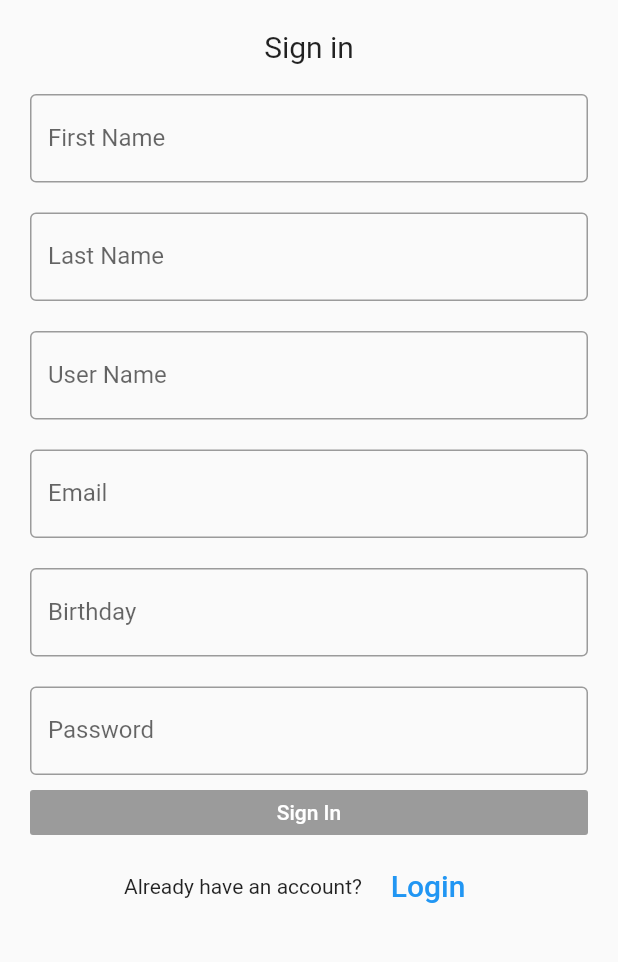
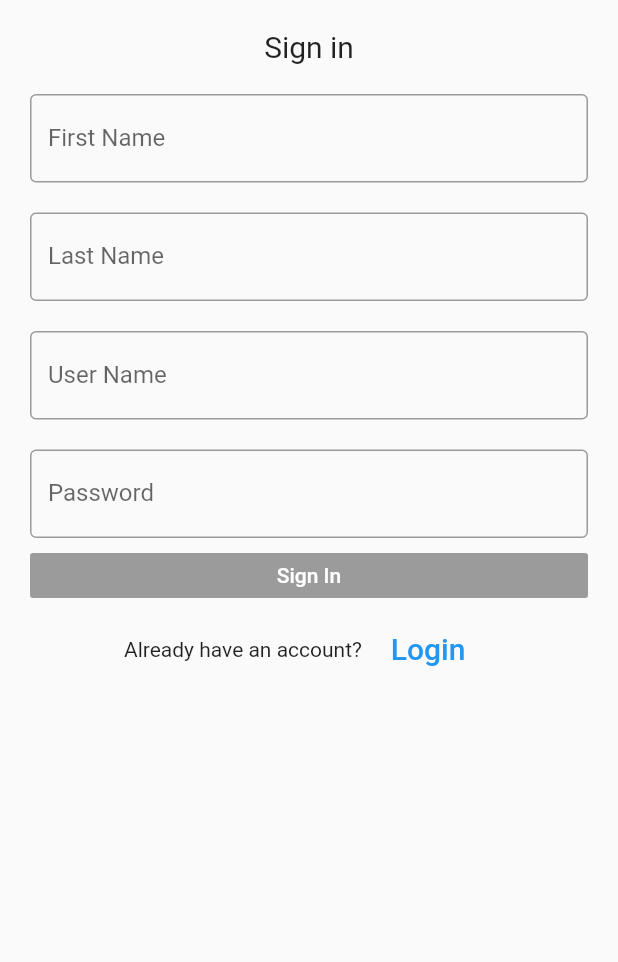
Before and after one commit to brennahoaks/adventure-games-frontend, a Flutter app: the screen it shows after launch, after a tap on "Sign in", on a phone screen of 412 x 824 dp, the part 167-1129 px from its top. Run offline on Flutter 3.47's test engine with Material 2 defaults, Android fonts, the phone set to English and light mode, and no system bars.

Commit message:
Removing uneccessary sign in paramaters  birthday and email

```diff
--- a/lib/signIn.dart
+++ b/lib/signIn.dart
@@ -10,8 +10,6 @@ class _signInState extends State<signIn> {
   TextEditingController firstNameController = TextEditingController();
   TextEditingController lastNameController = TextEditingController();
   TextEditingController userNameController = TextEditingController();
-  TextEditingController emailController = TextEditingController();
-  TextEditingController birthdayController = TextEditingController();
   TextEditingController passwordController = TextEditingController();
   bool buttonEnabled;
 
@@ -33,8 +31,6 @@ class _signInState extends State<signIn> {
     print(firstNameController.text);
     print(lastNameController.text);
     print(userNameController.text);
-    print(emailController.text);
-    print(birthdayController.text);
     print(passwordController.text);
   }
 
@@ -44,10 +40,8 @@ class _signInState extends State<signIn> {
     text1 = firstNameController.text ;
     text2 = lastNameController.text ;
     text3 = userNameController.text ;
-    text4 = emailController.text ;
-    text5 = birthdayController.text ;
-    text6 = passwordController.text ;
-    if(text1 == '' || text2 == '' || text3 == '' || text4 == '' || text5 == '' || text6 == '')
+    text4 = passwordController.text ;
+    if(text1 == '' || text2 == '' || text3 == '' || text4 == '')
     {
       print('Text Field is empty, Please Fill All Data');
     }else{
@@ -134,32 +128,6 @@ class _signInState extends State<signIn> {
                   ),
                 ),
                 Container(
-                  padding: EdgeInsets.all(10),
-                  child: TextField(
-                    controller: emailController,
-                    onChanged: (val) {
-                      checkButtonEnabled();
-                    },
-                    decoration: InputDecoration(
-                      border: OutlineInputBorder(),
-                      labelText: 'Email',
-                    ),
-                  ),
-                ),
-                Container(
-                  padding: EdgeInsets.all(10),
-                  child: TextField(
-                    controller: birthdayController,
-                    onChanged: (val) {
-                      checkButtonEnabled();
-                    },
-                    decoration: InputDecoration(
-                      border: OutlineInputBorder(),
-                      labelText: 'Birthday',
-                    ),
-                  ),
-                ),
-                Container(
                   padding: EdgeInsets.fromLTRB(10, 10, 10, 0),
                   child: TextField(
                     obscureText: true,
```
